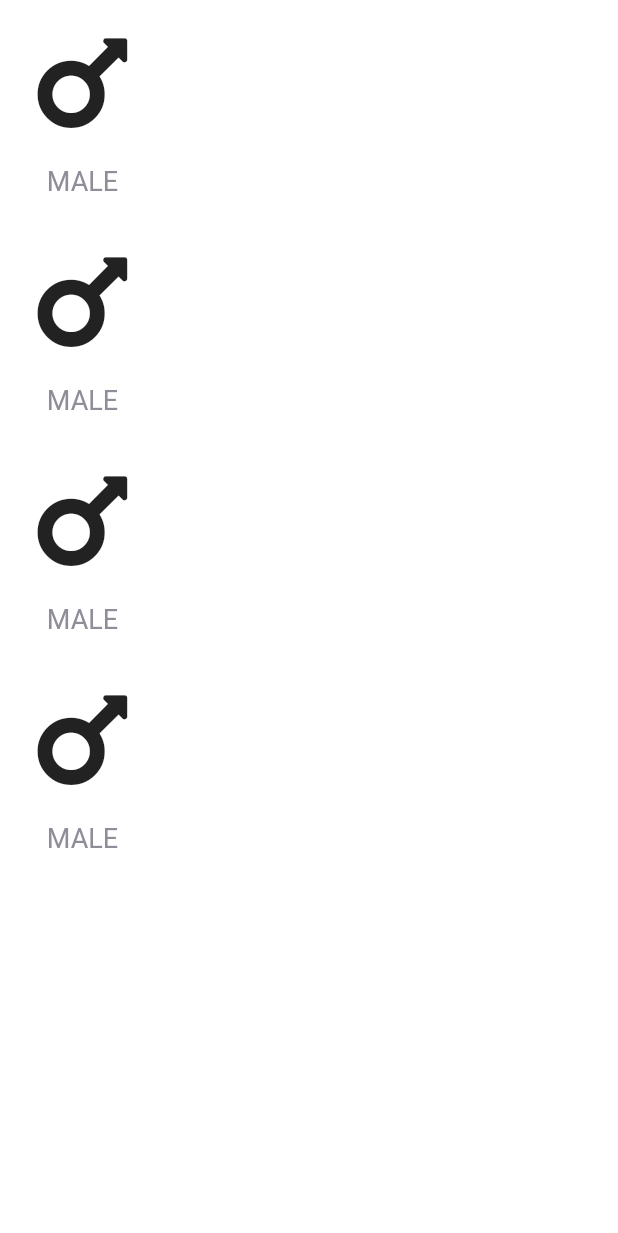
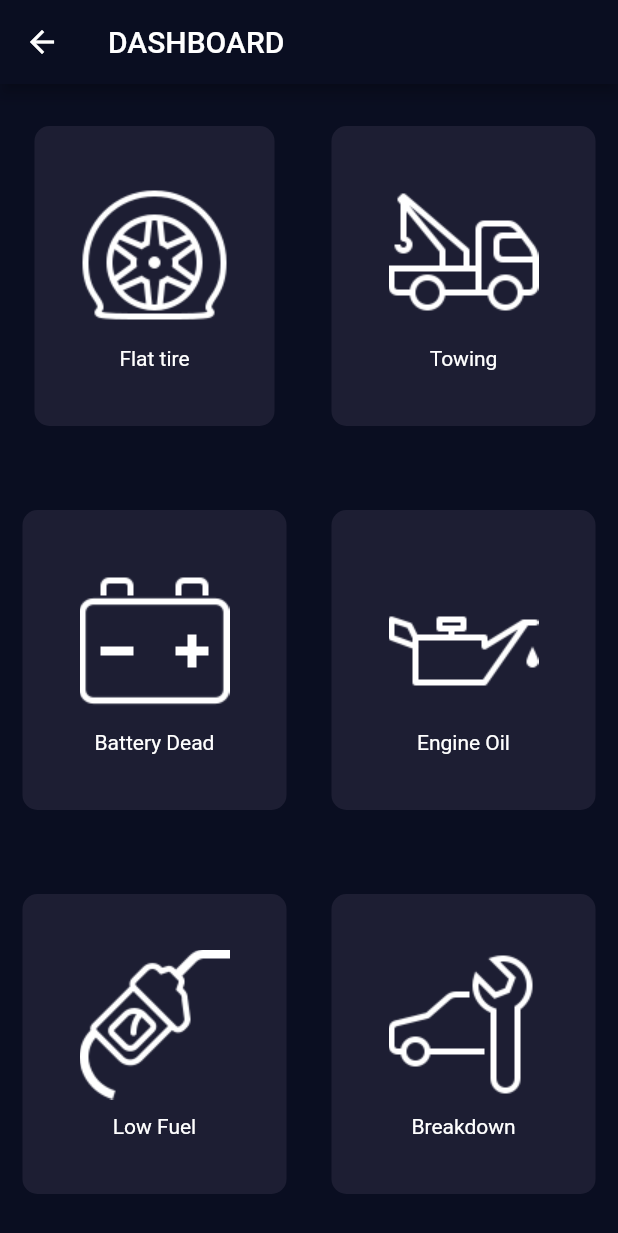
Before and after one commit to TafariBeckford/RoadSideAssistance, a Flutter app: the CustomerDashboard screen opened directly, on a phone screen of 412 x 824 dp. Shown: the top 1233 px of the screen. Run offline on Flutter 3.47's test engine with Material 2 defaults, Android fonts, the phone set to English and light mode, and no system bars; our stand-ins replace cloud_firestore, firebase_auth, firebase_core, flutter_svg; accounts and stored records are empty.

Commit message:
Customer Dashboard Completed

```diff
--- a/lib/Screens/Dashboard/customer_dashboard.dart
+++ b/lib/Screens/Dashboard/customer_dashboard.dart
@@ -1,63 +1,95 @@
-import 'package:RoadSideAssistance/components/reusable_card.dart';
+import 'package:RoadSideAssistance/constants.dart';
 import 'package:flutter/material.dart';
-import 'package:font_awesome_flutter/font_awesome_flutter.dart';
-import 'package:RoadSideAssistance/components/icon_content.dart';
+import 'package:RoadSideAssistance/components/ReusableCard.dart';
 
 class CustomerDashboard extends StatelessWidget {
   @override
   Widget build(BuildContext context) {
-    return Column(
+    return Scaffold(
+      appBar: AppBar(
+        title: Text('DASHBOARD'),
+      ),
+      body: Column(
         crossAxisAlignment: CrossAxisAlignment.stretch,
         children: <Widget>[
-        Row(
+          Expanded(
+            child: Row(
               children: <Widget>[
-            ReusableCard(
-              colour: null,
-              onPress: () {},
-              cardChild: IconContent(
-                icon: FontAwesomeIcons.mars,
-                label: 'MALE',
+                Expanded(
+                  child: Padding(
+                    padding: const EdgeInsets.all(8.0),
+                    child: ReusableCard(
+                      colour: kActiveCardColour,
+                      cardChild: Tab(
+                        icon: Image.asset("assets/icons/flat-tire.png"),
+                        text: 'Flat tire',
                       ),
-            )
+                    ),
+                  ),
+                ),
+                SizedBox(),
+                Expanded(
+                  child: ReusableCard(
+                    colour: kActiveCardColour,
+                    cardChild: Tab(
+                      icon: Image.asset("assets/icons/tow-truck.png"),
+                      text: 'Towing',
+                    ),
+                  ),
+                ),
               ],
             ),
-        Row(
+          ),
+          Expanded(
+            child: Row(
               children: <Widget>[
-            ReusableCard(
-              colour: null,
-              onPress: () {},
-              cardChild: IconContent(
-                icon: FontAwesomeIcons.mars,
-                label: 'MALE',
+                Expanded(
+                  child: ReusableCard(
+                    cardChild: Tab(
+                      icon: Image.asset("assets/icons/car-battery.png"),
+                      text: 'Battery Dead',
                     ),
-            )
+                    colour: kActiveCardColour,
+                  ),
+                ),
+                Expanded(
+                  child: ReusableCard(
+                    cardChild: Tab(
+                      icon: Image.asset("assets/icons/engine-oil.png"),
+                      text: 'Engine Oil',
+                    ),
+                    colour: kActiveCardColour,
+                  ),
+                ),
               ],
             ),
-        Row(
+          ),
+          Expanded(
+            child: Row(
               children: <Widget>[
-            ReusableCard(
-              colour: null,
-              onPress: () {},
-              cardChild: IconContent(
-                icon: FontAwesomeIcons.mars,
-                label: 'MALE',
+                Expanded(
+                  child: ReusableCard(
+                    cardChild: Tab(
+                      icon: Image.asset("assets/icons/gas-pump.png"),
+                      text: 'Low Fuel',
                     ),
-            )
+                    colour: kActiveCardColour,
+                  ),
+                ),
+                Expanded(
+                  child: ReusableCard(
+                    colour: kActiveCardColour,
+                    cardChild: Tab(
+                      icon: Image.asset("assets/icons/car-service.png"),
+                      text: 'Breakdown',
+                    ),
+                  ),
+                ),
               ],
             ),
-        Row(
-          children: <Widget>[
-            ReusableCard(
-              colour: null,
-              onPress: () {},
-              cardChild: IconContent(
-                icon: FontAwesomeIcons.mars,
-                label: 'MALE',
           ),
-            )
         ],
-        )
-      ],
+      ),
     );
   }
 }
--- /dev/null
+++ b/lib/components/ReusableCard.dart
@@ -0,0 +1,20 @@
+import 'package:flutter/material.dart';
+
+class ReusableCard extends StatelessWidget {
+  final Color colour;
+  final Widget cardChild;
+  ReusableCard({@required this.colour, this.cardChild});
+  @override
+  Widget build(BuildContext context) {
+    return Container(
+      margin: EdgeInsets.all(15.0),
+      child: cardChild,
+      decoration: BoxDecoration(
+        borderRadius: BorderRadius.circular(10.0),
+        color: colour,
+      ),
+      height: 200.0,
+      width: 170.0,
+    );
+  }
+}
--- a/lib/components/icon_content.dart
+++ /dev/null
@@ -1,29 +0,0 @@
-import 'package:flutter/material.dart';
-import 'package:RoadSideAssistance/constants.dart';
-
-class IconContent extends StatelessWidget {
-  IconContent({this.icon, this.label});
-
-  final IconData icon;
-  final String label;
-
-  @override
-  Widget build(BuildContext context) {
-    return Column(
-      mainAxisAlignment: MainAxisAlignment.center,
-      children: <Widget>[
-        Icon(
-          icon,
-          size: 80.0,
-        ),
-        SizedBox(
-          height: 15.0,
-        ),
-        Text(
-          label,
-          style: kLabelTextStyle,
-        )
-      ],
-    );
-  }
-}
--- a/lib/components/reusable_card.dart
+++ /dev/null
@@ -1,24 +0,0 @@
-import 'package:flutter/material.dart';
-
-class ReusableCard extends StatelessWidget {
-  ReusableCard({@required this.colour, this.cardChild, this.onPress});
-
-  final Color colour;
-  final Widget cardChild;
-  final Function onPress;
-
-  @override
-  Widget build(BuildContext context) {
-    return GestureDetector(
-      onTap: onPress,
-      child: Container(
-        child: cardChild,
-        margin: EdgeInsets.all(15.0),
-        decoration: BoxDecoration(
-          color: colour,
-          borderRadius: BorderRadius.circular(10.0),
-        ),
-      ),
-    );
-  }
-}
--- a/lib/constants.dart
+++ b/lib/constants.dart
@@ -1,7 +1,7 @@
 import 'package:flutter/material.dart';
 
 const kPrimaryColor = Color(0xFF6F35A5);
-
+const kActiveCardColour = Color(0xFF1D1E33);
 const kPrimaryLightColor = Color(0xFFF1E6FF);
 
 const kLabelTextStyle = TextStyle(
--- a/lib/main.dart
+++ b/lib/main.dart
@@ -1,3 +1,5 @@
+import 'package:RoadSideAssistance/Screens/Dashboard/customer_dashboard.dart';
+import 'package:RoadSideAssistance/Screens/Login/login_screen.dart';
 import 'package:RoadSideAssistance/Screens/Signup/signup_screen.dart';
 import 'package:flutter/material.dart';
 import 'package:RoadSideAssistance/constants.dart';
@@ -15,12 +17,12 @@ class MyApp extends StatelessWidget {
   Widget build(BuildContext context) {
     return MaterialApp(
       debugShowCheckedModeBanner: false,
-      title: 'Flutter Auth',
-      theme: ThemeData(
-        primaryColor: kPrimaryColor,
-        scaffoldBackgroundColor: Colors.white,
+      title: 'RoadSide Assistance',
+      theme: ThemeData.dark().copyWith(
+        primaryColor: Color(0xFF0A0E21),
+        scaffoldBackgroundColor: Color(0xFF0A0E21),
       ),
-      home: SignUpScreen(),
+      home: LoginScreen(),
     );
   }
 }
```
Also changed, not shown: assets/icons/car-battery.png (added), assets/icons/car-service.png (added), assets/icons/engine-oil.png (added), assets/icons/engine.png (added), assets/icons/flat-tire.png (added), assets/icons/gas-pump.png (added), assets/icons/tow-truck.png (added), lib/Screens/Service Provider/SPdeatails.dart (added), lib/Screens/Service Provider/SPlist.dart (added). Lines whose indentation alone changed are shown as unchanged.
